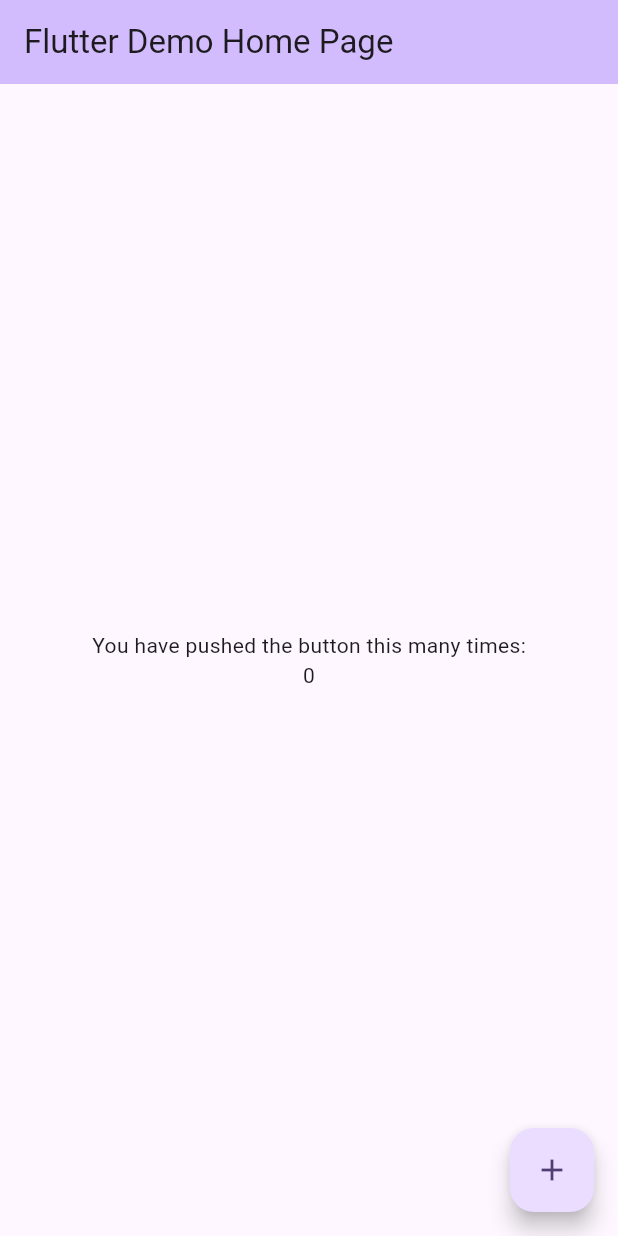
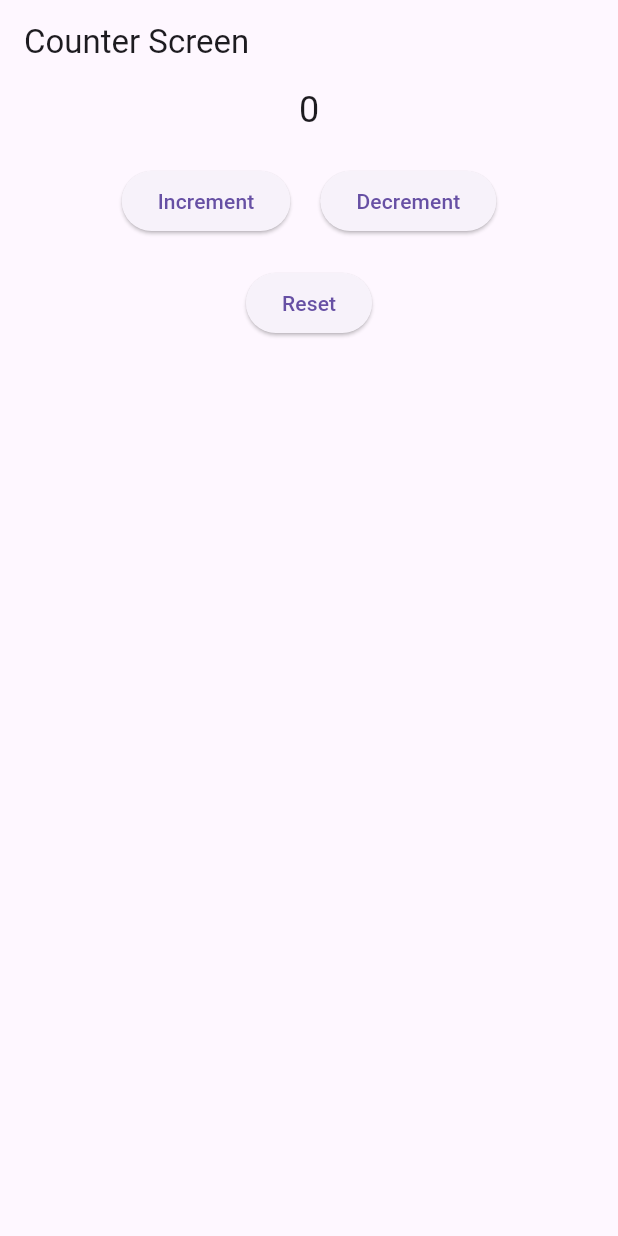
Before and after one commit to abdillahfaiz/flutter_modul, a Flutter app: the screen it shows after launch, on a phone screen of 412 x 824 dp. Run offline on Flutter 3.47's test engine with Material 3 defaults, Android fonts, the light colour scheme and no system bars; our stand-ins replace bloc, equatable, flutter_bloc.

Commit message:
update latihan counter app

```diff
--- a/Cubit State Management/latihan/cubit_dasar/lib/cubit/cubit/counter_cubit.dart
+++ b/Cubit State Management/latihan/cubit_dasar/lib/cubit/cubit/counter_cubit.dart
@@ -6,15 +6,19 @@ class CounterCubit extends Cubit<CounterState> {
 
   void increment() {
     emit(state.copyWith(
-      counterValue: state.counterValue + 1,
-      isLoading: !state.isLoading
+      counterValue: state.counterValue + 1
+      ));
+  }
+
+  void decrement() {
+    emit(state.copyWith(
+      counterValue: state.counterValue - 1
     ));
   }
 
-  void addNotes(String note){
+  void resetState() {
     emit(state.copyWith(
-      notes: [...state.notes, note],
-      isLoading: !state.isLoading
+      counterValue: 0
     ));
   }
 
--- a/Cubit State Management/latihan/cubit_dasar/lib/cubit/cubit/counter_state.dart
+++ b/Cubit State Management/latihan/cubit_dasar/lib/cubit/cubit/counter_state.dart
@@ -3,27 +3,19 @@ import 'package:equatable/equatable.dart';
 
 class CounterState extends Equatable {
   const CounterState({
-    this.counterValue = 0,
-    this.isLoading = false,
-    this.notes = const [],
+    this.counterValue = 0
   });
 
   final int counterValue;
-  final bool isLoading;
-  final List notes;
 
   @override
-  List<Object?> get props => [counterValue, isLoading, notes];
+  List<Object> get props => [counterValue];
 
   CounterState copyWith({
     int? counterValue,
-    bool? isLoading,
-    List? notes,
   }) {
     return CounterState(
       counterValue: counterValue ?? this.counterValue,
-      isLoading: isLoading ?? this.isLoading,
-      notes: notes ?? this.notes,
     );
   }
 }
--- a/Cubit State Management/latihan/cubit_dasar/lib/main.dart
+++ b/Cubit State Management/latihan/cubit_dasar/lib/main.dart
@@ -1,15 +1,8 @@
-import 'package:cubit_dasar/cubit/cubit/counter_cubit.dart';
-import 'package:cubit_dasar/cubit/cubit/counter_state.dart';
+import 'package:cubit_dasar/presentation/counter_screen.dart';
 import 'package:flutter/material.dart';
-import 'package:flutter_bloc/flutter_bloc.dart';
 
 void main() {
-  runApp(
-    BlocProvider(
-      create: (context) => CounterCubit(),
-      child: const MyApp()
-    ),
-  );
+  runApp(const MyApp());
 }
 
 class MyApp extends StatelessWidget {
@@ -18,62 +11,7 @@ class MyApp extends StatelessWidget {
   @override
   Widget build(BuildContext context) {
     return MaterialApp(
-      title: 'Flutter Demo',
-      theme: ThemeData(
-        colorScheme: ColorScheme.fromSeed(seedColor: Colors.deepPurple),
-      ),
-      home: const MyHomePage(title: 'Flutter Demo Home Page'),
+      home: CounterScreen(),
     );
   }
 }
-
-class MyHomePage extends StatefulWidget {
-  const MyHomePage({super.key, required this.title});
-
-  final String title;
-
-  @override
-  State<MyHomePage> createState() => _MyHomePageState();
-}
-
-class _MyHomePageState extends State<MyHomePage> {
-
-
-  @override
-  Widget build(BuildContext context) {
-    return Scaffold(
-      appBar: AppBar(
-        backgroundColor: Theme.of(context).colorScheme.inversePrimary,
-
-        title: Text(widget.title),
-      ),
-      body: Center(
-        child: Column(
-          mainAxisAlignment: MainAxisAlignment.center,
-          children: <Widget>[
-            const Text('You have pushed the button this many times:'),
-            BlocBuilder<CounterCubit, CounterState>(
-              builder: (context, state) {
-                return Text(state.counterValue.toString());
-              },
-            ),
-            BlocBuilder<CounterCubit, CounterState>(
-              builder: (context, state) {
-                return state.isLoading
-                    ? CircularProgressIndicator()
-                    : const SizedBox();
-              },
-            ),
-          ],
-        ),
-      ),
-      floatingActionButton: FloatingActionButton(
-        onPressed: () {
-          context.read<CounterCubit>().increment();
-        },
-        tooltip: 'Increment',
-        child: const Icon(Icons.add),
-      ),
-    );
-  }
-}
--- /dev/null
+++ b/Cubit State Management/latihan/cubit_dasar/lib/presentation/counter_screen.dart
@@ -0,0 +1,69 @@
+import 'package:cubit_dasar/cubit/cubit/counter_cubit.dart';
+import 'package:cubit_dasar/cubit/cubit/counter_state.dart';
+import 'package:flutter/material.dart';
+import 'package:flutter_bloc/flutter_bloc.dart';
+
+class CounterScreen extends StatelessWidget {
+  const CounterScreen({super.key});
+
+  @override
+  Widget build(BuildContext context) {
+    return BlocProvider(
+      create: (context) => CounterCubit(),
+      child: _Content());
+  }
+}
+
+class _Content extends StatelessWidget {
+  const _Content();
+
+  @override
+  Widget build(BuildContext context) {
+    return Scaffold(
+      appBar: AppBar(title: Text('Counter Screen')),
+      body: Column(
+        children: [
+          BlocBuilder<CounterCubit, CounterState>(
+            builder: (context, state) {
+              return Center(
+                child: Text(
+                  state.counterValue.toString(),
+                  style: TextStyle(fontSize: 24),
+                ),
+              );
+            },
+          ),
+          SizedBox(height: 20),
+          Row(
+            mainAxisAlignment: MainAxisAlignment.center,
+            children: [
+              ElevatedButton(
+                onPressed: () {
+                  // Call increment method
+                  context.read<CounterCubit>().increment();
+                },
+                child: Text('Increment'),
+              ),
+              SizedBox(width: 20),
+              ElevatedButton(
+                onPressed: () {
+                  // Call decrement method
+                  context.read<CounterCubit>().decrement();
+                },
+                child: Text('Decrement'),
+              ),
+            ],
+          ),
+          SizedBox(height: 20),
+          ElevatedButton(
+            onPressed: () {
+              // Call reset method
+              context.read<CounterCubit>().resetState();
+            },
+            child: Text('Reset'),
+          ),
+        ],
+      ),
+    );
+  }
+}
```
Also changed, not shown: Cubit State Management/latihan/cubit_dasar/pubspec.yaml (+18 -4 lines).
